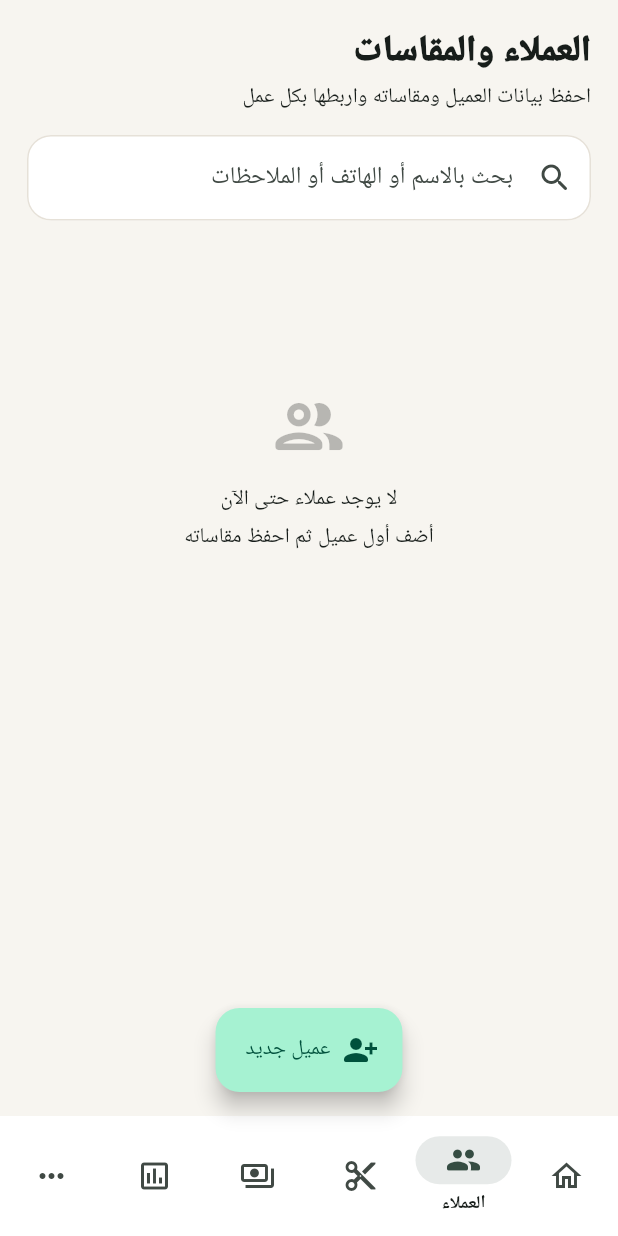
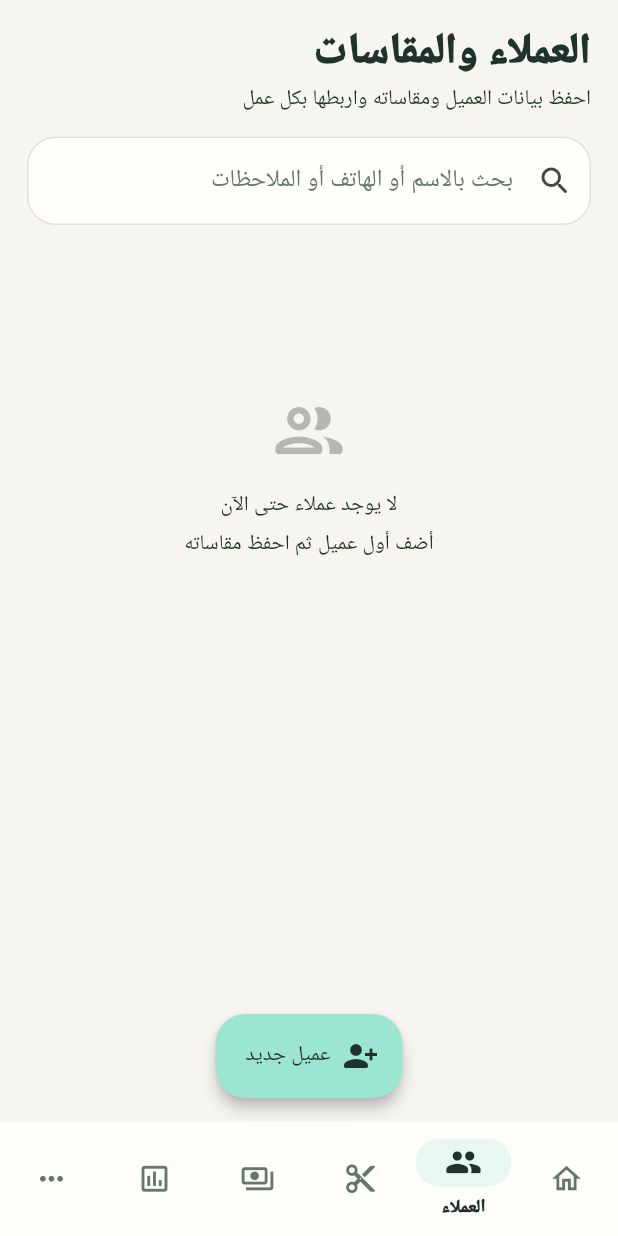
Before and after one commit to Software-coding/mikhyat-pro, a Flutter app: the screen it shows after launch, item 2 of the bottom bar chosen, on a phone screen of 412 x 824 dp. Run offline on Flutter 3.47's test engine with Material 3 defaults, Android fonts, the phone set to English and light mode, and no system bars; our stand-ins replace file_picker, pdf, printing, share_plus, sqflite; accounts and stored records are empty.

Commit message:
feat: refine app theme for high fidelity mobile UI

```diff
--- a/lib/core/theme.dart
+++ b/lib/core/theme.dart
@@ -1,54 +1,114 @@
 import 'package:flutter/material.dart';
 
 class AppTheme {
-  static const Color ink = Color(0xFF26352F);
-  static const Color sage = Color(0xFF5F746A);
+  static const Color ink = Color(0xFF20322C);
+  static const Color sage = Color(0xFF63776E);
   static const Color cream = Color(0xFFF7F5F0);
   static const Color card = Color(0xFFFFFEFB);
-  static const Color line = Color(0xFFE6E1D8);
+  static const Color line = Color(0xFFE5E0D7);
+  static const Color mint = Color(0xFF9CE5D2);
+  static const Color mintSoft = Color(0xFFE9F7F2);
   static const Color profit = Color(0xFF277A55);
-  static const Color deficit = Color(0xFFC34A4A);
+  static const Color deficit = Color(0xFFC94F45);
   static const Color balanced = Color(0xFF7A6F58);
 
   static ThemeData light() {
-    final scheme = ColorScheme.fromSeed(
+    final baseScheme = ColorScheme.fromSeed(
       seedColor: sage,
       brightness: Brightness.light,
+    );
+
+    final scheme = baseScheme.copyWith(
+      primary: ink,
+      onPrimary: Colors.white,
+      secondary: sage,
       surface: cream,
+      error: deficit,
     );
+
     return ThemeData(
       useMaterial3: true,
       colorScheme: scheme,
       scaffoldBackgroundColor: cream,
       fontFamilyFallback: const ['Arial', 'Tahoma', 'sans-serif'],
+      visualDensity: VisualDensity.standard,
+      textTheme: const TextTheme(
+        headlineSmall: TextStyle(
+          fontSize: 28,
+          height: 1.15,
+          fontWeight: FontWeight.w900,
+          color: ink,
+        ),
+        titleLarge: TextStyle(
+          fontSize: 21,
+          height: 1.25,
+          fontWeight: FontWeight.w900,
+          color: ink,
+        ),
+        titleMedium: TextStyle(
+          fontSize: 16,
+          height: 1.35,
+          fontWeight: FontWeight.w700,
+          color: ink,
+        ),
+        bodyLarge: TextStyle(
+          fontSize: 16,
+          height: 1.5,
+          color: ink,
+        ),
+        bodyMedium: TextStyle(
+          fontSize: 14,
+          height: 1.5,
+          color: ink,
+        ),
+        bodySmall: TextStyle(
+          fontSize: 12,
+          height: 1.4,
+          color: sage,
+        ),
+      ),
       appBarTheme: const AppBarThemeData(
         elevation: 0,
         centerTitle: false,
         backgroundColor: cream,
         foregroundColor: ink,
+        surfaceTintColor: Colors.transparent,
       ),
       cardTheme: CardThemeData(
         color: card,
+        surfaceTintColor: Colors.transparent,
         elevation: 0,
         margin: EdgeInsets.zero,
         shape: RoundedRectangleBorder(
-          borderRadius: BorderRadius.circular(22),
+          borderRadius: BorderRadius.circular(24),
           side: const BorderSide(color: line),
         ),
       ),
       inputDecorationTheme: InputDecorationTheme(
         filled: true,
-        fillColor: Colors.white,
+        fillColor: card,
+        contentPadding: const EdgeInsets.symmetric(
+          horizontal: 17,
+          vertical: 17,
+        ),
+        hintStyle: const TextStyle(
+          color: sage,
+          fontWeight: FontWeight.w500,
+        ),
+        labelStyle: const TextStyle(
+          color: sage,
+          fontWeight: FontWeight.w600,
+        ),
         border: OutlineInputBorder(
-          borderRadius: BorderRadius.circular(16),
+          borderRadius: BorderRadius.circular(19),
           borderSide: const BorderSide(color: line),
         ),
         enabledBorder: OutlineInputBorder(
-          borderRadius: BorderRadius.circular(16),
+          borderRadius: BorderRadius.circular(19),
           borderSide: const BorderSide(color: line),
         ),
         focusedBorder: OutlineInputBorder(
-          borderRadius: BorderRadius.circular(16),
+          borderRadius: BorderRadius.circular(19),
           borderSide: const BorderSide(color: sage, width: 1.5),
         ),
       ),
@@ -56,15 +116,67 @@ class AppTheme {
         style: FilledButton.styleFrom(
           backgroundColor: ink,
           foregroundColor: Colors.white,
-          padding: const EdgeInsets.symmetric(horizontal: 20, vertical: 16),
-          shape: RoundedRectangleBorder(borderRadius: BorderRadius.circular(16)),
+          padding: const EdgeInsets.symmetric(
+            horizontal: 22,
+            vertical: 16,
+          ),
+          shape: RoundedRectangleBorder(
+            borderRadius: BorderRadius.circular(17),
+          ),
+          textStyle: const TextStyle(
+            fontWeight: FontWeight.w800,
+            fontSize: 15,
+          ),
+        ),
+      ),
+      floatingActionButtonTheme: FloatingActionButtonThemeData(
+        backgroundColor: mint,
+        foregroundColor: ink,
+        elevation: 4,
+        focusElevation: 5,
+        hoverElevation: 5,
+        shape: RoundedRectangleBorder(
+          borderRadius: BorderRadius.circular(20),
         ),
       ),
       navigationBarTheme: NavigationBarThemeData(
-        backgroundColor: Colors.white,
-        indicatorColor: sage.withValues(alpha: .15),
-        labelTextStyle: WidgetStateProperty.all(
-          const TextStyle(fontWeight: FontWeight.w700, fontSize: 12),
+        height: 76,
+        elevation: 0,
+        backgroundColor: card,
+        surfaceTintColor: Colors.transparent,
+        indicatorColor: mintSoft,
+        labelTextStyle: WidgetStateProperty.resolveWith(
+          (states) => TextStyle(
+            fontWeight: states.contains(WidgetState.selected)
+                ? FontWeight.w900
+                : FontWeight.w700,
+            fontSize: 12,
+            color: ink,
+          ),
+        ),
+        iconTheme: WidgetStateProperty.resolveWith(
+          (states) => IconThemeData(
+            size: states.contains(WidgetState.selected) ? 25 : 23,
+            color: states.contains(WidgetState.selected) ? ink : sage,
+          ),
+        ),
+      ),
+      dialogTheme: DialogThemeData(
+        backgroundColor: card,
+        surfaceTintColor: Colors.transparent,
+        shape: RoundedRectangleBorder(
+          borderRadius: BorderRadius.circular(24),
+        ),
+      ),
+      snackBarTheme: SnackBarThemeData(
+        behavior: SnackBarBehavior.floating,
+        backgroundColor: ink,
+        contentTextStyle: const TextStyle(
+          color: Colors.white,
+          fontWeight: FontWeight.w600,
+        ),
+        shape: RoundedRectangleBorder(
+          borderRadius: BorderRadius.circular(14),
         ),
       ),
     );
```
